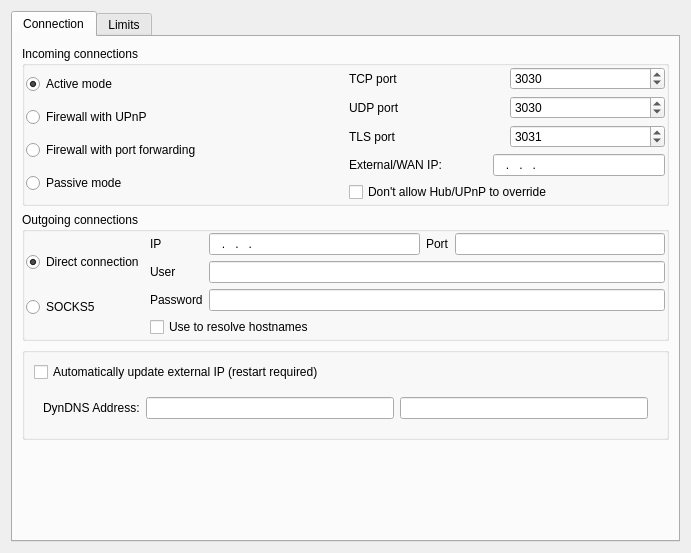
This is eiskaltdcpp-qt/ui/UISettingsConnection.ui in eiskaltdcpp/eiskaltdcpp as Qt 5 draws it before an edit. The edited form follows.
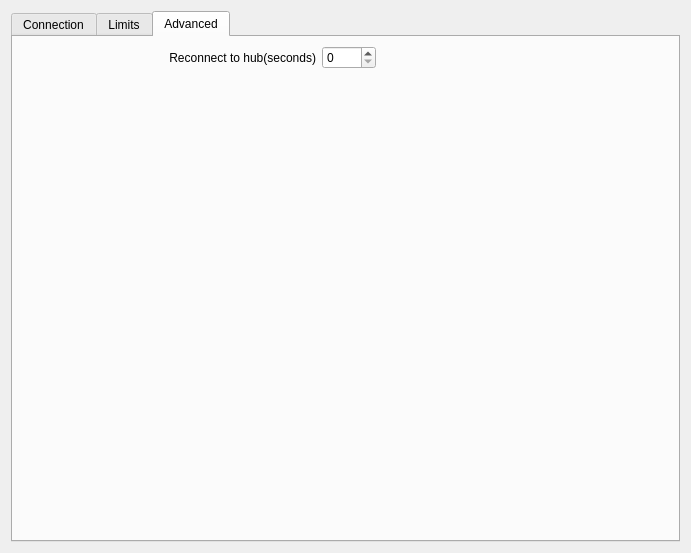
This is the edited form. The open tabs and pages were chosen to show the change. Custom widgets are drawn as their Qt base class.

Commit message: qt gui: reconnect delay

The edit to the form file:
```diff
--- a/eiskaltdcpp-qt/ui/UISettingsConnection.ui
+++ b/eiskaltdcpp-qt/ui/UISettingsConnection.ui
@@ -711,6 +711,66 @@
        </item>
       </layout>
      </widget>
+     <widget class="QWidget" name="tab_3">
+      <attribute name="title">
+       <string>Advanced</string>
+      </attribute>
+      <layout class="QVBoxLayout" name="verticalLayout_6">
+       <item>
+        <layout class="QHBoxLayout" name="horizontalLayout_6">
+         <item>
+          <widget class="QLabel" name="label_20">
+           <property name="sizePolicy">
+            <sizepolicy hsizetype="MinimumExpanding" vsizetype="Preferred">
+             <horstretch>0</horstretch>
+             <verstretch>0</verstretch>
+            </sizepolicy>
+           </property>
+           <property name="text">
+            <string>Reconnect to hub(seconds)</string>
+           </property>
+           <property name="alignment">
+            <set>Qt::AlignRight|Qt::AlignTrailing|Qt::AlignVCenter</set>
+           </property>
+          </widget>
+         </item>
+         <item>
+          <widget class="QSpinBox" name="spinBox_RECONNECT_DELAY">
+           <property name="maximum">
+            <number>9999</number>
+           </property>
+          </widget>
+         </item>
+         <item>
+          <spacer name="horizontalSpacer_3">
+           <property name="orientation">
+            <enum>Qt::Horizontal</enum>
+           </property>
+           <property name="sizeHint" stdset="0">
+            <size>
+             <width>40</width>
+             <height>20</height>
+            </size>
+           </property>
+          </spacer>
+         </item>
+        </layout>
+       </item>
+       <item>
+        <spacer name="verticalSpacer_3">
+         <property name="orientation">
+          <enum>Qt::Vertical</enum>
+         </property>
+         <property name="sizeHint" stdset="0">
+          <size>
+           <width>20</width>
+           <height>40</height>
+          </size>
+         </property>
+        </spacer>
+       </item>
+      </layout>
+     </widget>
     </widget>
    </item>
   </layout>
```
The commit also changes 1 other file.
